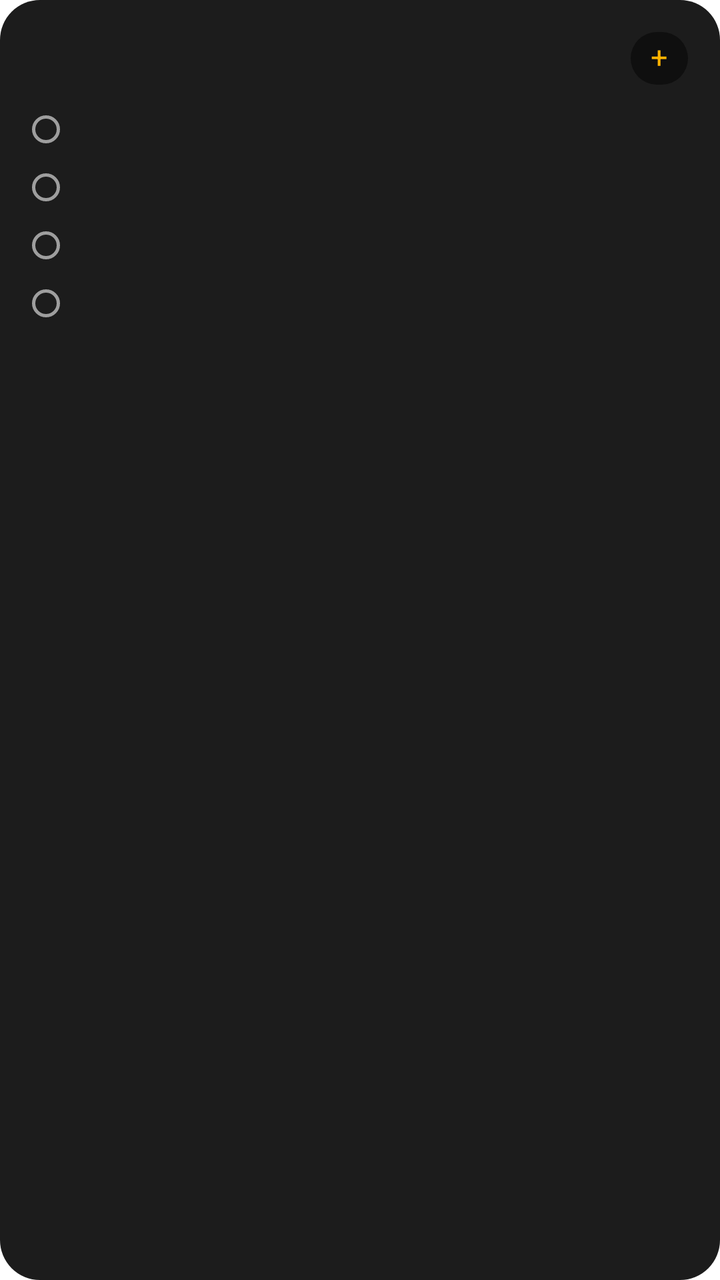
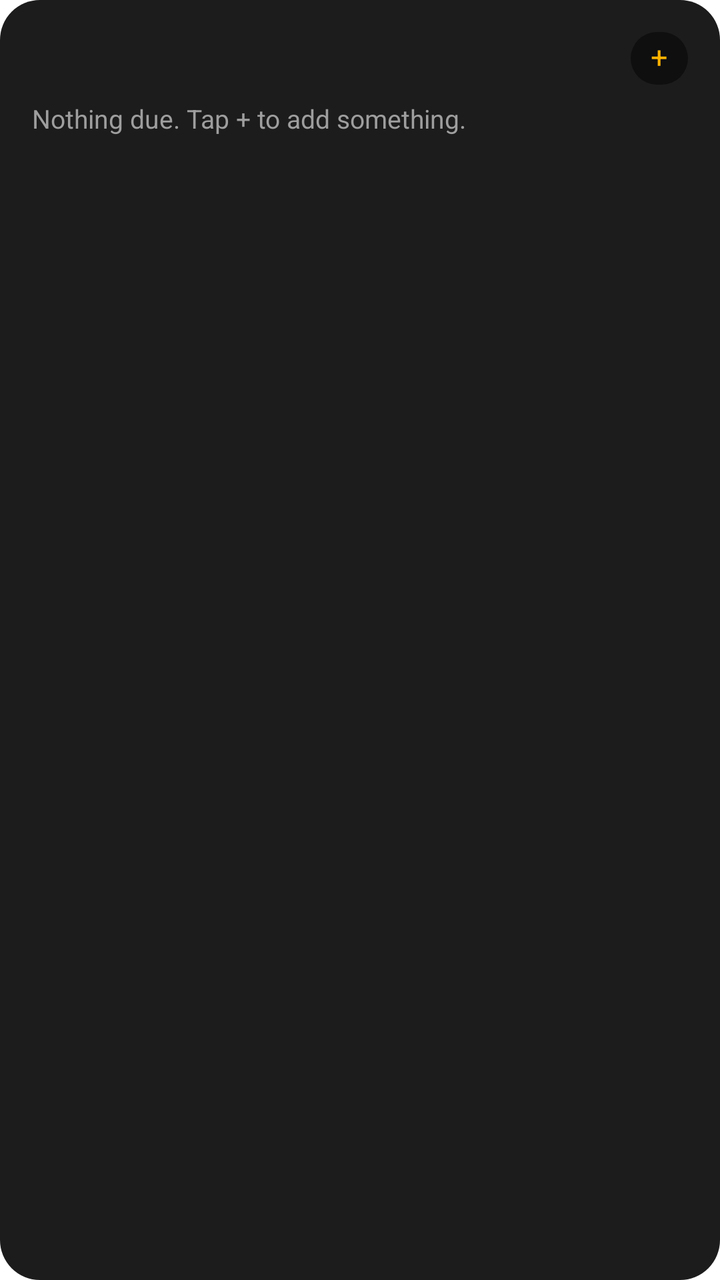

Two renders of the same Android screen: before a commit and after it. Below are the layout's source before the change and the commit's diff.
<!-- AndroidManifest.xml: fallback theme Theme.MaterialComponents.DayNight.NoActionBar -->
<!-- res/layout/widget_today_tasks.xml -->
<?xml version="1.0" encoding="utf-8"?>
<LinearLayout xmlns:android="http://schemas.android.com/apk/res/android"
    android:id="@+id/widget_root"
    android:layout_width="match_parent"
    android:layout_height="match_parent"
    android:orientation="vertical"
    android:background="@drawable/widget_background"
    android:padding="16dp">

    <LinearLayout
        android:layout_width="match_parent"
        android:layout_height="wrap_content"
        android:orientation="horizontal"
        android:gravity="center_vertical">

        <TextView
            android:id="@+id/widget_title"
            android:layout_width="0dp"
            android:layout_height="wrap_content"
            android:layout_weight="1"
            android:maxLines="1"
            android:ellipsize="end"
            android:textColor="@color/widget_text"
            android:textSize="15sp"
            android:textStyle="bold" />

        <TextView
            android:id="@+id/widget_overdue"
            android:layout_width="wrap_content"
            android:layout_height="wrap_content"
            android:layout_marginStart="8dp"
            android:textColor="@color/widget_overdue"
            android:textSize="11sp"
            android:visibility="gone" />

        <TextView
            android:id="@+id/widget_add"
            android:layout_width="wrap_content"
            android:layout_height="wrap_content"
            android:layout_marginStart="10dp"
            android:paddingStart="10dp"
            android:paddingEnd="10dp"
            android:paddingTop="2dp"
            android:paddingBottom="4dp"
            android:background="@drawable/widget_pill"
            android:text="@string/widget_add"
            android:contentDescription="@string/widget_add_task"
            android:textColor="@color/widget_accent"
            android:textSize="15sp" />
    </LinearLayout>

    <LinearLayout
        android:layout_width="match_parent"
        android:layout_height="0dp"
        android:layout_weight="1"
        android:orientation="vertical"
        android:layout_marginTop="8dp">

            <LinearLayout
                android:id="@+id/row_0"
                android:layout_width="match_parent"
                android:layout_height="wrap_content"
                android:orientation="horizontal"
                android:gravity="center_vertical"
                android:paddingTop="5dp"
                android:paddingBottom="5dp">

                <ImageView
                    android:id="@+id/row_0_marker"
                    android:layout_width="14dp"
                    android:layout_height="14dp"
                    android:src="@drawable/widget_check_open"
                    android:contentDescription="@string/widget_task_status" />

                <TextView
                    android:id="@+id/row_0_title"
                    android:layout_width="0dp"
                    android:layout_height="wrap_content"
                    android:layout_weight="1"
                    android:layout_marginStart="10dp"
                    android:maxLines="1"
                    android:ellipsize="end"
                    android:textColor="@color/widget_text"
                    android:textSize="14sp" />

                <TextView
                    android:id="@+id/row_0_due"
                    android:layout_width="wrap_content"
                    android:layout_height="wrap_content"
                    android:layout_marginStart="8dp"
                    android:maxLines="1"
                    android:textColor="@color/widget_text_dim"
                    android:textSize="11sp" />
            </LinearLayout>

            <LinearLayout
                android:id="@+id/row_1"
                android:layout_width="match_parent"
                android:layout_height="wrap_content"
                android:orientation="horizontal"
                android:gravity="center_vertical"
                android:paddingTop="5dp"
                android:paddingBottom="5dp">

                <ImageView
                    android:id="@+id/row_1_marker"
                    android:layout_width="14dp"
                    android:layout_height="14dp"
                    android:src="@drawable/widget_check_open"
                    android:contentDescription="@string/widget_task_status" />

                <TextView
                    android:id="@+id/row_1_title"
                    android:layout_width="0dp"
                    android:layout_height="wrap_content"
                    android:layout_weight="1"
                    android:layout_marginStart="10dp"
                    android:maxLines="1"
                    android:ellipsize="end"
                    android:textColor="@color/widget_text"
                    android:textSize="14sp" />

                <TextView
                    android:id="@+id/row_1_due"
                    android:layout_width="wrap_content"
                    android:layout_height="wrap_content"
                    android:layout_marginStart="8dp"
                    android:maxLines="1"
                    android:textColor="@color/widget_text_dim"
                    android:textSize="11sp" />
            </LinearLayout>

            <LinearLayout
                android:id="@+id/row_2"
                android:layout_width="match_parent"
                android:layout_height="wrap_content"
                android:orientation="horizontal"
                android:gravity="center_vertical"
                android:paddingTop="5dp"
                android:paddingBottom="5dp">

                <ImageView
                    android:id="@+id/row_2_marker"
                    android:layout_width="14dp"
                    android:layout_height="14dp"
                    android:src="@drawable/widget_check_open"
                    android:contentDescription="@string/widget_task_status" />

                <TextView
                    android:id="@+id/row_2_title"
                    android:layout_width="0dp"
                    android:layout_height="wrap_content"
                    android:layout_weight="1"
                    android:layout_marginStart="10dp"
                    android:maxLines="1"
                    android:ellipsize="end"
                    android:textColor="@color/widget_text"
                    android:textSize="14sp" />

                <TextView
                    android:id="@+id/row_2_due"
                    android:layout_width="wrap_content"
                    android:layout_height="wrap_content"
                    android:layout_marginStart="8dp"
                    android:maxLines="1"
                    android:textColor="@color/widget_text_dim"
                    android:textSize="11sp" />
            </LinearLayout>

            <LinearLayout
                android:id="@+id/row_3"
                android:layout_width="match_parent"
                android:layout_height="wrap_content"
                android:orientation="horizontal"
                android:gravity="center_vertical"
                android:paddingTop="5dp"
                android:paddingBottom="5dp">

                <ImageView
                    android:id="@+id/row_3_marker"
                    android:layout_width="14dp"
                    android:layout_height="14dp"
                    android:src="@drawable/widget_check_open"
                    android:contentDescription="@string/widget_task_status" />

                <TextView
                    android:id="@+id/row_3_title"
                    android:layout_width="0dp"
                    android:layout_height="wrap_content"
                    android:layout_weight="1"
                    android:layout_marginStart="10dp"
                    android:maxLines="1"
                    android:ellipsize="end"
                    android:textColor="@color/widget_text"
                    android:textSize="14sp" />

                <TextView
                    android:id="@+id/row_3_due"
                    android:layout_width="wrap_content"
                    android:layout_height="wrap_content"
                    android:layout_marginStart="8dp"
                    android:maxLines="1"
                    android:textColor="@color/widget_text_dim"
                    android:textSize="11sp" />
            </LinearLayout>

        <TextView
            android:id="@+id/widget_empty"
            android:layout_width="match_parent"
            android:layout_height="wrap_content"
            android:layout_marginTop="6dp"
            android:text="@string/widget_all_clear"
            android:textColor="@color/widget_text_dim"
            android:textSize="13sp"
            android:visibility="gone" />
    </LinearLayout>

    <TextView
        android:id="@+id/widget_updated"
        android:layout_width="wrap_content"
        android:layout_height="wrap_content"
        android:layout_gravity="end"
        android:textColor="@color/widget_text_dim"
        android:textSize="10sp" />
</LinearLayout>
<!-- resources referenced by this layout -->
<resources>
  <color name="widget_accent">#FFB300</color>
  <color name="widget_overdue">#E53935</color>
  <color name="widget_text">#F5F5F5</color>
  <color name="widget_text_dim">#9E9E9E</color>
  <!-- drawable widget_background (drawable) -->
  <?xml version="1.0" encoding="utf-8"?>
  <shape xmlns:android="http://schemas.android.com/apk/res/android"
      android:shape="rectangle">
      <solid android:color="@color/widget_background" />
      <corners android:radius="20dp" />
  </shape>
  <!-- drawable widget_check_open (drawable) -->
  <?xml version="1.0" encoding="utf-8"?>
  <shape xmlns:android="http://schemas.android.com/apk/res/android"
      android:shape="oval">
      <solid android:color="@android:color/transparent" />
      <stroke android:width="1.5dp" android:color="@color/widget_text_dim" />
      <size android:width="14dp" android:height="14dp" />
  </shape>
  <!-- drawable widget_pill (drawable) -->
  <?xml version="1.0" encoding="utf-8"?>
  <shape xmlns:android="http://schemas.android.com/apk/res/android"
      android:shape="rectangle">
      <solid android:color="@color/widget_surface" />
      <corners android:radius="14dp" />
  </shape>
  <string name="widget_add">+</string>
  <string name="widget_add_task">Add a task</string>
  <string name="widget_all_clear">Nothing due. Tap + to add something.</string>
  <string name="widget_task_status">Task status</string>
  <color name="widget_background">#1C1C1C</color>
  <color name="widget_surface">#0F0F0F</color>
</resources>

<!-- the commit's change to res/layout/widget_today_tasks.xml (unified diff, before → after) -->
@@ -49,171 +49,28 @@
             android:textSize="15sp" />
     </LinearLayout>
 
-    <LinearLayout
+    <FrameLayout
         android:layout_width="match_parent"
         android:layout_height="0dp"
         android:layout_weight="1"
-        android:orientation="vertical"
         android:layout_marginTop="8dp">
 
-            <LinearLayout
-                android:id="@+id/row_0"
-                android:layout_width="match_parent"
-                android:layout_height="wrap_content"
-                android:orientation="horizontal"
-                android:gravity="center_vertical"
-                android:paddingTop="5dp"
-                android:paddingBottom="5dp">
-
-                <ImageView
-                    android:id="@+id/row_0_marker"
-                    android:layout_width="14dp"
-                    android:layout_height="14dp"
-                    android:src="@drawable/widget_check_open"
-                    android:contentDescription="@string/widget_task_status" />
-
-                <TextView
-                    android:id="@+id/row_0_title"
-                    android:layout_width="0dp"
-                    android:layout_height="wrap_content"
-                    android:layout_weight="1"
-                    android:layout_marginStart="10dp"
-                    android:maxLines="1"
-                    android:ellipsize="end"
-                    android:textColor="@color/widget_text"
-                    android:textSize="14sp" />
-
-                <TextView
-                    android:id="@+id/row_0_due"
-                    android:layout_width="wrap_content"
-                    android:layout_height="wrap_content"
-                    android:layout_marginStart="8dp"
-                    android:maxLines="1"
-                    android:textColor="@color/widget_text_dim"
-                    android:textSize="11sp" />
-            </LinearLayout>
-
-            <LinearLayout
-                android:id="@+id/row_1"
-                android:layout_width="match_parent"
-                android:layout_height="wrap_content"
-                android:orientation="horizontal"
-                android:gravity="center_vertical"
-                android:paddingTop="5dp"
-                android:paddingBottom="5dp">
-
-                <ImageView
-                    android:id="@+id/row_1_marker"
-                    android:layout_width="14dp"
-                    android:layout_height="14dp"
-                    android:src="@drawable/widget_check_open"
-                    android:contentDescription="@string/widget_task_status" />
-
-                <TextView
-                    android:id="@+id/row_1_title"
-                    android:layout_width="0dp"
-                    android:layout_height="wrap_content"
-                    android:layout_weight="1"
-                    android:layout_marginStart="10dp"
-                    android:maxLines="1"
-                    android:ellipsize="end"
-                    android:textColor="@color/widget_text"
-                    android:textSize="14sp" />
-
-                <TextView
-                    android:id="@+id/row_1_due"
-                    android:layout_width="wrap_content"
-                    android:layout_height="wrap_content"
-                    android:layout_marginStart="8dp"
-                    android:maxLines="1"
-                    android:textColor="@color/widget_text_dim"
-                    android:textSize="11sp" />
-            </LinearLayout>
-
-            <LinearLayout
-                android:id="@+id/row_2"
-                android:layout_width="match_parent"
-                android:layout_height="wrap_content"
-                android:orientation="horizontal"
-                android:gravity="center_vertical"
-                android:paddingTop="5dp"
-                android:paddingBottom="5dp">
-
-                <ImageView
-                    android:id="@+id/row_2_marker"
-                    android:layout_width="14dp"
-                    android:layout_height="14dp"
-                    android:src="@drawable/widget_check_open"
-                    android:contentDescription="@string/widget_task_status" />
-
-                <TextView
-                    android:id="@+id/row_2_title"
-                    android:layout_width="0dp"
-                    android:layout_height="wrap_content"
-                    android:layout_weight="1"
-                    android:layout_marginStart="10dp"
-                    android:maxLines="1"
-                    android:ellipsize="end"
-                    android:textColor="@color/widget_text"
-                    android:textSize="14sp" />
-
-                <TextView
-                    android:id="@+id/row_2_due"
-                    android:layout_width="wrap_content"
-                    android:layout_height="wrap_content"
-                    android:layout_marginStart="8dp"
-                    android:maxLines="1"
-                    android:textColor="@color/widget_text_dim"
-                    android:textSize="11sp" />
-            </LinearLayout>
-
-            <LinearLayout
-                android:id="@+id/row_3"
-                android:layout_width="match_parent"
-                android:layout_height="wrap_content"
-                android:orientation="horizontal"
-                android:gravity="center_vertical"
-                android:paddingTop="5dp"
-                android:paddingBottom="5dp">
-
-                <ImageView
-                    android:id="@+id/row_3_marker"
-                    android:layout_width="14dp"
-                    android:layout_height="14dp"
-                    android:src="@drawable/widget_check_open"
-                    android:contentDescription="@string/widget_task_status" />
-
-                <TextView
-                    android:id="@+id/row_3_title"
-                    android:layout_width="0dp"
-                    android:layout_height="wrap_content"
-                    android:layout_weight="1"
-                    android:layout_marginStart="10dp"
-                    android:maxLines="1"
-                    android:ellipsize="end"
-                    android:textColor="@color/widget_text"
-                    android:textSize="14sp" />
-
-                <TextView
-                    android:id="@+id/row_3_due"
-                    android:layout_width="wrap_content"
-                    android:layout_height="wrap_content"
-                    android:layout_marginStart="8dp"
-                    android:maxLines="1"
-                    android:textColor="@color/widget_text_dim"
-                    android:textSize="11sp" />
-            </LinearLayout>
+        
+        <ListView
+            android:id="@+id/widget_task_list"
+            android:layout_width="match_parent"
+            android:layout_height="match_parent"
+            android:divider="@null"
+            android:dividerHeight="0dp" />
 
         <TextView
             android:id="@+id/widget_empty"
             android:layout_width="match_parent"
             android:layout_height="wrap_content"
-            android:layout_marginTop="6dp"
             android:text="@string/widget_all_clear"
             android:textColor="@color/widget_text_dim"
-            android:textSize="13sp"
-            android:visibility="gone" />
-    </LinearLayout>
+            android:textSize="13sp" />
+    </FrameLayout>
 
     <TextView
         android:id="@+id/widget_updated"
<!-- resource entries referenced after the edit -->
@@ -11,14 +11,6 @@
       <solid android:color="@color/widget_background" />
       <corners android:radius="20dp" />
   </shape>
-  <!-- drawable widget_check_open (drawable) -->
-  <?xml version="1.0" encoding="utf-8"?>
-  <shape xmlns:android="http://schemas.android.com/apk/res/android"
-      android:shape="oval">
-      <solid android:color="@android:color/transparent" />
-      <stroke android:width="1.5dp" android:color="@color/widget_text_dim" />
-      <size android:width="14dp" android:height="14dp" />
-  </shape>
   <!-- drawable widget_pill (drawable) -->
   <?xml version="1.0" encoding="utf-8"?>
   <shape xmlns:android="http://schemas.android.com/apk/res/android"
@@ -29,7 +21,6 @@
   <string name="widget_add">+</string>
   <string name="widget_add_task">Add a task</string>
   <string name="widget_all_clear">Nothing due. Tap + to add something.</string>
-  <string name="widget_task_status">Task status</string>
   <color name="widget_background">#1C1C1C</color>
   <color name="widget_surface">#0F0F0F</color>
 </resources>
